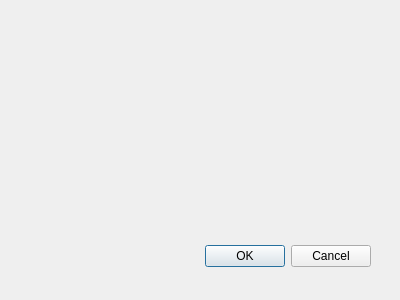
Before: the Qt Designer form logindialog.ui in celalergun/diary, drawn with Qt 5.
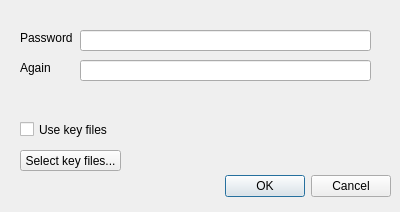
After: the same form once the commit is applied.

Diff of the .ui file:
```diff
--- a/logindialog.ui
+++ b/logindialog.ui
@@ -9,7 +9,7 @@
     <x>0</x>
     <y>0</y>
     <width>400</width>
-    <height>300</height>
+    <height>212</height>
    </rect>
   </property>
   <property name="windowTitle">
@@ -18,8 +18,8 @@
   <widget class="QDialogButtonBox" name="buttonBox">
    <property name="geometry">
     <rect>
-     <x>30</x>
-     <y>240</y>
+     <x>50</x>
+     <y>170</y>
      <width>341</width>
      <height>32</height>
     </rect>
@@ -31,6 +31,84 @@
     <set>QDialogButtonBox::Cancel|QDialogButtonBox::Ok</set>
    </property>
   </widget>
+  <widget class="QLabel" name="label">
+   <property name="geometry">
+    <rect>
+     <x>20</x>
+     <y>30</y>
+     <width>61</width>
+     <height>16</height>
+    </rect>
+   </property>
+   <property name="text">
+    <string>Password</string>
+   </property>
+  </widget>
+  <widget class="QLineEdit" name="editPassword">
+   <property name="geometry">
+    <rect>
+     <x>80</x>
+     <y>30</y>
+     <width>291</width>
+     <height>21</height>
+    </rect>
+   </property>
+   <property name="echoMode">
+    <enum>QLineEdit::Password</enum>
+   </property>
+  </widget>
+  <widget class="QCheckBox" name="chkUseKeyFiles">
+   <property name="geometry">
+    <rect>
+     <x>20</x>
+     <y>120</y>
+     <width>100</width>
+     <height>19</height>
+    </rect>
+   </property>
+   <property name="text">
+    <string>Use key files</string>
+   </property>
+  </widget>
+  <widget class="QPushButton" name="btnSelectFiles">
+   <property name="geometry">
+    <rect>
+     <x>20</x>
+     <y>150</y>
+     <width>101</width>
+     <height>21</height>
+    </rect>
+   </property>
+   <property name="text">
+    <string>Select key files...</string>
+   </property>
+  </widget>
+  <widget class="QLabel" name="lblAgain">
+   <property name="geometry">
+    <rect>
+     <x>20</x>
+     <y>60</y>
+     <width>41</width>
+     <height>16</height>
+    </rect>
+   </property>
+   <property name="text">
+    <string>Again</string>
+   </property>
+  </widget>
+  <widget class="QLineEdit" name="editPassword_2">
+   <property name="geometry">
+    <rect>
+     <x>80</x>
+     <y>60</y>
+     <width>291</width>
+     <height>21</height>
+    </rect>
+   </property>
+   <property name="echoMode">
+    <enum>QLineEdit::Password</enum>
+   </property>
+  </widget>
  </widget>
  <pixmapfunction/>
  <resources/>
```
Left out of the diff: 7 changed lines with no effect on the pictures.
